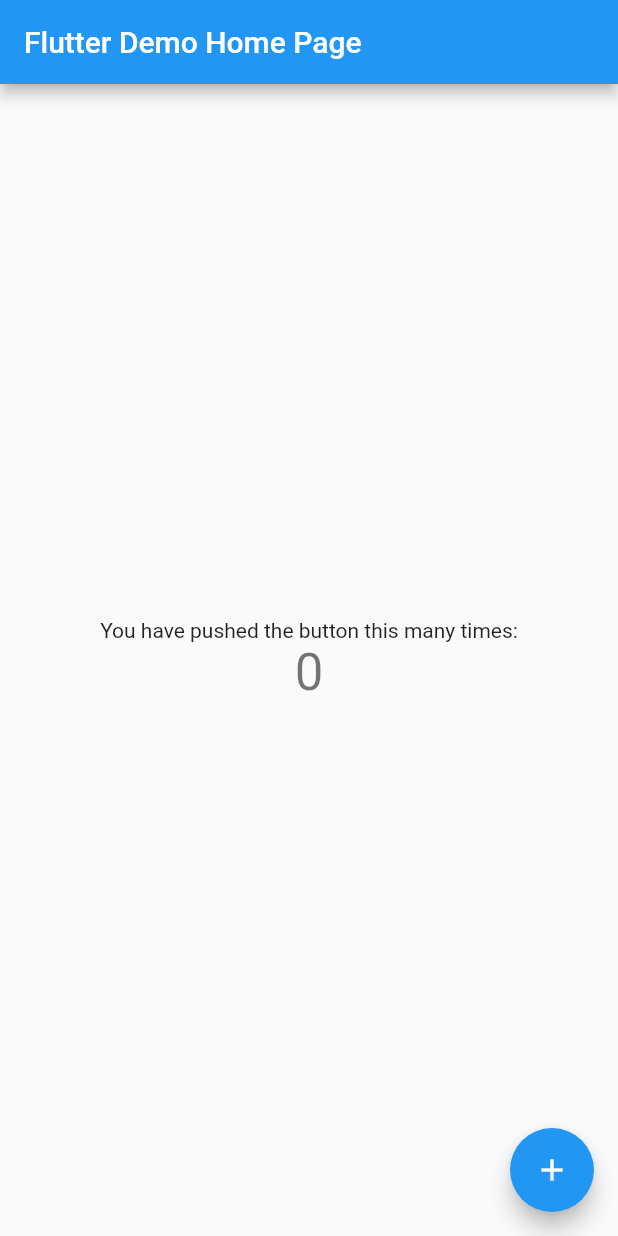
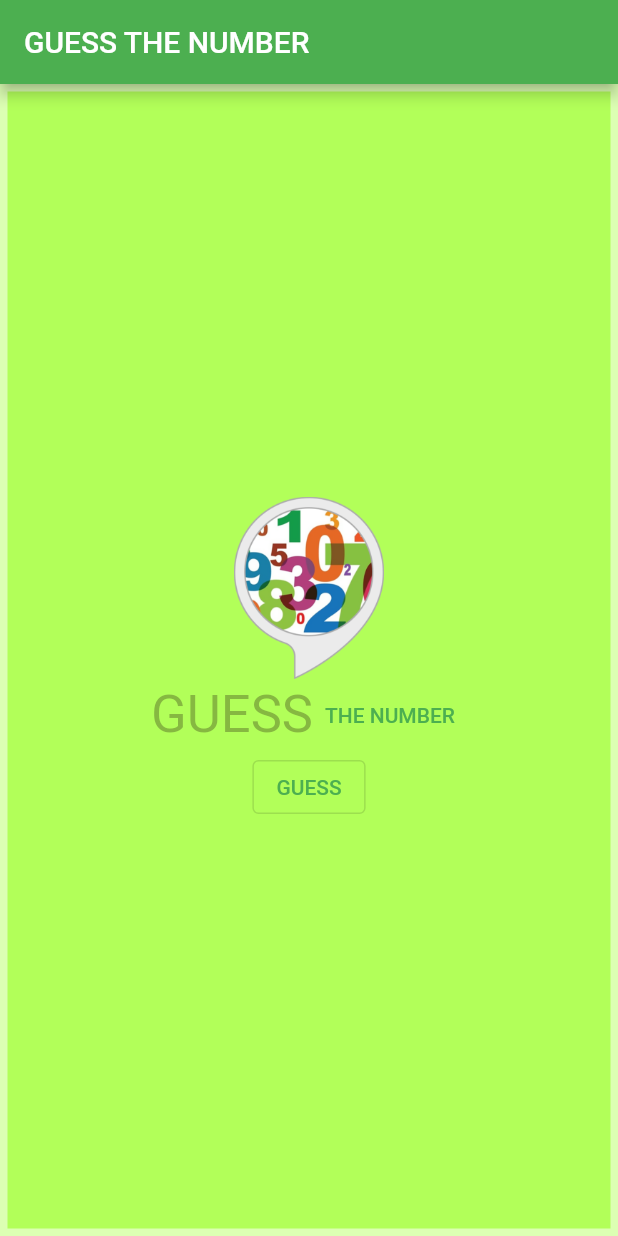
Before and after one commit to Ppsnb99/game5_guess_number, a Flutter app: the screen it shows after launch, on a phone screen of 412 x 824 dp. Run offline on Flutter 3.47's test engine with Material 2 defaults, Android fonts, the phone set to English and light mode, and no system bars.

Commit message:
change main

```diff
--- a/lib/main.dart
+++ b/lib/main.dart
@@ -7,109 +7,72 @@
 class MyApp extends StatelessWidget {
   const MyApp({Key? key}) : super(key: key);
 
-  // This widget is the root of your application.
   @override
   Widget build(BuildContext context) {
     return MaterialApp(
       title: 'Flutter Demo',
       theme: ThemeData(
-        // This is the theme of your application.
-        //
-        // Try running your application with "flutter run". You'll see the
-        // application has a blue toolbar. Then, without quitting the app, try
-        // changing the primarySwatch below to Colors.green and then invoke
-        // "hot reload" (press "r" in the console where you ran "flutter run",
-        // or simply save your changes to "hot reload" in a Flutter IDE).
-        // Notice that the counter didn't reset back to zero; the application
-        // is not restarted.
-        primarySwatch: Colors.blue,
+        primarySwatch: Colors.green,
       ),
-      home: const MyHomePage(title: 'Flutter Demo Home Page'),
+      home: const HomePage(),
     );
   }
 }
 
-class MyHomePage extends StatefulWidget {
-  const MyHomePage({Key? key, required this.title}) : super(key: key);
-
-  // This widget is the home page of your application. It is stateful, meaning
-  // that it has a State object (defined below) that contains fields that affect
-  // how it looks.
-
-  // This class is the configuration for the state. It holds the values (in this
-  // case the title) provided by the parent (in this case the App widget) and
-  // used by the build method of the State. Fields in a Widget subclass are
-  // always marked "final".
-
-  final String title;
-
-  @override
-  State<MyHomePage> createState() => _MyHomePageState();
-}
-
-class _MyHomePageState extends State<MyHomePage> {
-  int _counter = 0;
-
-  void _incrementCounter() {
-    setState(() {
-      // This call to setState tells the Flutter framework that something has
-      // changed in this State, which causes it to rerun the build method below
-      // so that the display can reflect the updated values. If we changed
-      // _counter without calling setState(), then the build method would not be
-      // called again, and so nothing would appear to happen.
-      _counter++;
-    });
-  }
+class HomePage extends StatelessWidget {
+  const HomePage({Key? key}) : super(key: key);
 
   @override
   Widget build(BuildContext context) {
-    // This method is rerun every time setState is called, for instance as done
-    // by the _incrementCounter method above.
-    //
-    // The Flutter framework has been optimized to make rerunning build methods
-    // fast, so that you can just rebuild anything that needs updating rather
-    // than having to individually change instances of widgets.
     return Scaffold(
       appBar: AppBar(
-        // Here we take the value from the MyHomePage object that was created by
-        // the App.build method, and use it to set our appbar title.
-        title: Text(widget.title),
+        title: const Text('GUESS THE NUMBER'),
       ),
-      body: Center(
-        // Center is a layout widget. It takes a single child and positions it
-        // in the middle of the parent.
-        child: Column(
-          // Column is also a layout widget. It takes a list of children and
-          // arranges them vertically. By default, it sizes itself to fit its
-          // children horizontally, and tries to be as tall as its parent.
-          //
-          // Invoke "debug painting" (press "p" in the console, choose the
-          // "Toggle Debug Paint" action from the Flutter Inspector in Android
-          // Studio, or the "Toggle Debug Paint" command in Visual Studio Code)
-          // to see the wireframe for each widget.
-          //
-          // Column has various properties to control how it sizes itself and
-          // how it positions its children. Here we use mainAxisAlignment to
-          // center the children vertically; the main axis here is the vertical
-          // axis because Columns are vertical (the cross axis would be
-          // horizontal).
-          mainAxisAlignment: MainAxisAlignment.center,
-          children: <Widget>[
-            const Text(
-              'You have pushed the button this many times:',
-            ),
-            Text(
-              '$_counter',
-              style: Theme.of(context).textTheme.headline4,
-            ),
-          ],
+      body: Container(
+        // เทียบได้กับแท็ก <div> ของ HTML
+        decoration: BoxDecoration(
+            color: Colors.lightGreenAccent,
+            border: Border.all(width: 5.0, color: Colors.white54),
+            boxShadow: [
+              BoxShadow(
+                color: Colors.black.withOpacity(0.5),
+                offset: const Offset(2.0, 5.0),
+                blurRadius: 5.0,
+                spreadRadius: 2.0,
+              ),
+            ]),
+        //alignment: Alignment.center,
+        child: Center(
+          child: Column(
+            //mainAxisSize: MainAxisSize.max,
+            mainAxisAlignment: MainAxisAlignment.center,
+            //crossAxisAlignment: CrossAxisAlignment.stretch,
+            children: [
+              Image.asset('assets/Images/guess_logo.png', width: 100.0),
+              Row(
+                mainAxisAlignment: MainAxisAlignment.center,
+                children: [
+                  Text(
+                    'GUESS',
+                    style: TextStyle(fontSize: 35.0, color: Color(0x805A7129)),
+                  ),
+                  TextButton(
+                    child: Text('THE NUMBER'),
+
+                    onPressed: () {},
+                  ),
+                ],
+              ),
+              OutlinedButton(
+                child: Text('GUESS'),
+                onPressed: () {
+                  // โค้ดที่จะทำงานเมื่อกดปุ่ม
+                },
+              ),
+            ],
+          ),
         ),
       ),
-      floatingActionButton: FloatingActionButton(
-        onPressed: _incrementCounter,
-        tooltip: 'Increment',
-        child: const Icon(Icons.add),
-      ), // This trailing comma makes auto-formatting nicer for build methods.
     );
   }
 }
```
